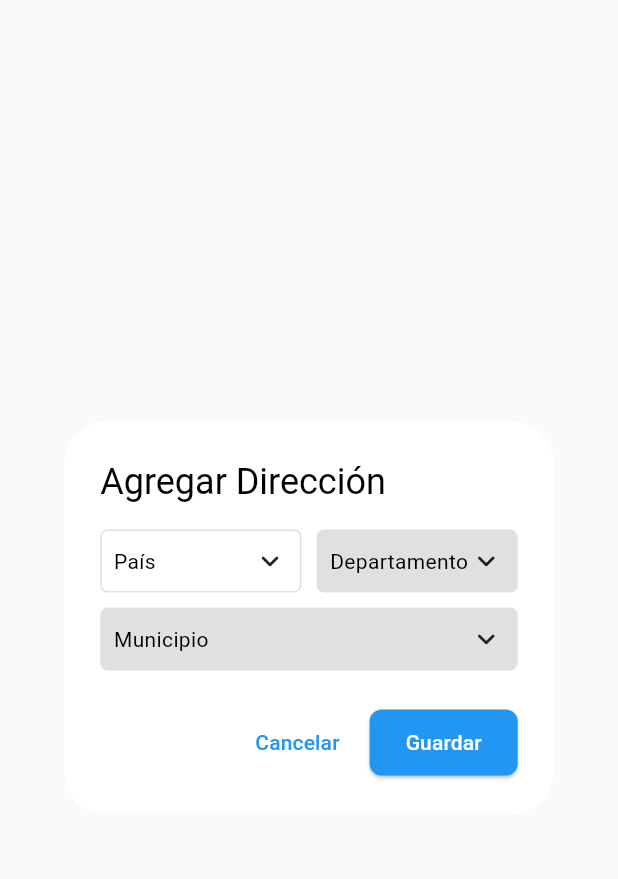
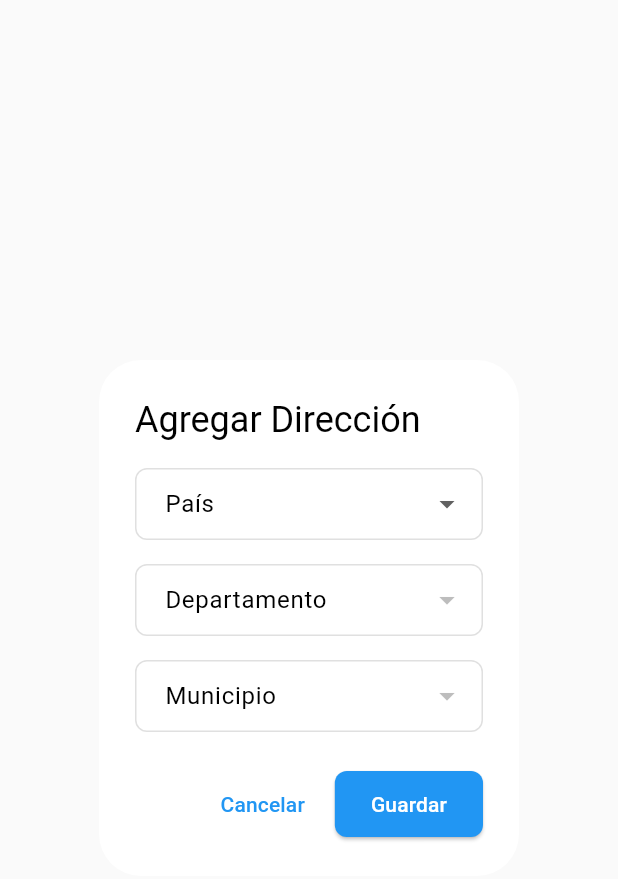
Before and after one commit to julianbecerra13/user-management-app, a Flutter app: the AddAddressDialog widget shown alone on an empty page, opened directly with empty values, on a phone screen of 412 x 824 dp. Shown: the top 879 px of the screen. Run offline on Flutter 3.47's test engine with Material 3 defaults, Android fonts, the phone set to English and light mode, and no system bars; drawn by our look-alikes of csc_picker; our stand-ins replace shared_preferences; accounts and stored records are empty.

Commit message:
Agregar soporte para Android e iOS y widget personalizado de ubicaciones
- Generadas plataformas Android e iOS para ejecutar la app
- Implementado LocationPicker personalizado con países de Latinoamérica y España
- Corregidos tests para compatibilidad con Flutter 3.32
- Actualizada documentación
- Mejorados estilos de Cards con propiedades inline

```diff
--- a/lib/presentation/screens/address_management_screen.dart
+++ b/lib/presentation/screens/address_management_screen.dart
@@ -1,15 +1,14 @@
 import 'package:flutter/material.dart';
 import 'package:provider/provider.dart';
-import 'package:csc_picker/csc_picker.dart';
 import '../../data/models/address.dart';
 import '../../data/models/user.dart';
 import '../../core/constants/app_constants.dart';
 import '../../core/constants/app_theme.dart';
 import '../../core/utils/id_generator.dart';
-import '../../core/utils/validators.dart';
 import '../providers/user_provider.dart';
 import '../widgets/address_card.dart';
 import '../widgets/empty_state.dart';
+import '../widgets/location_picker.dart';
 
 /// Pantalla de gestión de direcciones
 /// Permite ver, agregar y eliminar direcciones de un usuario
@@ -186,7 +185,7 @@ class _AddAddressDialogState extends State<AddAddressDialog> {
                   mainAxisSize: MainAxisSize.min,
                   children: [
                     // Selector de país, estado y ciudad
-                    CSCPicker(
+                    LocationPicker(
                       onCountryChanged: (country) {
                         setState(() {
                           _selectedCountry = country;
@@ -202,12 +201,9 @@ class _AddAddressDialogState extends State<AddAddressDialog> {
                           _selectedCity = city;
                         });
                       },
-                      countrySearchPlaceholder: "Buscar país",
-                      stateSearchPlaceholder: "Buscar departamento",
-                      citySearchPlaceholder: "Buscar municipio",
-                      countryDropdownLabel: AppConstants.countryLabel,
-                      stateDropdownLabel: AppConstants.stateLabel,
-                      cityDropdownLabel: AppConstants.cityLabel,
+                      countryLabel: AppConstants.countryLabel,
+                      stateLabel: AppConstants.stateLabel,
+                      cityLabel: AppConstants.cityLabel,
                     ),
                   ],
                 ),
--- a/lib/presentation/widgets/address_card.dart
+++ b/lib/presentation/widgets/address_card.dart
@@ -19,6 +19,11 @@ class AddressCard extends StatelessWidget {
   @override
   Widget build(BuildContext context) {
     return Card(
+      elevation: 2,
+      margin: const EdgeInsets.symmetric(horizontal: 16, vertical: 8),
+      shape: RoundedRectangleBorder(
+        borderRadius: BorderRadius.circular(12),
+      ),
       child: Padding(
         padding: const EdgeInsets.all(16),
         child: Row(
--- /dev/null
+++ b/lib/presentation/widgets/location_picker.dart
@@ -0,0 +1,169 @@
+import 'package:flutter/material.dart';
+
+/// Widget personalizado para seleccionar país, departamento y ciudad
+/// Reemplazo de csc_picker por incompatibilidad
+class LocationPicker extends StatefulWidget {
+  final Function(String?) onCountryChanged;
+  final Function(String?) onStateChanged;
+  final Function(String?) onCityChanged;
+  final String countryLabel;
+  final String stateLabel;
+  final String cityLabel;
+
+  const LocationPicker({
+    Key? key,
+    required this.onCountryChanged,
+    required this.onStateChanged,
+    required this.onCityChanged,
+    required this.countryLabel,
+    required this.stateLabel,
+    required this.cityLabel,
+  }) : super(key: key);
+
+  @override
+  State<LocationPicker> createState() => _LocationPickerState();
+}
+
+class _LocationPickerState extends State<LocationPicker> {
+  String? _selectedCountry;
+  String? _selectedState;
+  String? _selectedCity;
+
+  // Lista simplificada de ubicaciones
+  static const Map<String, Map<String, List<String>>> locations = {
+    'Colombia': {
+      'Antioquia': ['Medellín', 'Envigado', 'Itagüí', 'Bello', 'Rionegro'],
+      'Cundinamarca': ['Bogotá', 'Soacha', 'Chía', 'Zipaquirá', 'Facatativá'],
+      'Valle del Cauca': ['Cali', 'Palmira', 'Buenaventura', 'Tuluá', 'Cartago'],
+      'Atlántico': ['Barranquilla', 'Soledad', 'Malambo', 'Sabanalarga', 'Puerto Colombia'],
+      'Santander': ['Bucaramanga', 'Floridablanca', 'Girón', 'Piedecuesta', 'Barrancabermeja'],
+    },
+    'México': {
+      'Ciudad de México': ['Ciudad de México', 'Iztapalapa', 'Álvaro Obregón', 'Coyoacán', 'Cuauhtémoc'],
+      'Jalisco': ['Guadalajara', 'Zapopan', 'Tlaquepaque', 'Tonalá', 'Puerto Vallarta'],
+      'Nuevo León': ['Monterrey', 'San Pedro Garza García', 'Guadalupe', 'San Nicolás de los Garza', 'Apodaca'],
+      'Estado de México': ['Ecatepec', 'Nezahualcóyotl', 'Naucalpan', 'Tlalnepantla', 'Toluca'],
+    },
+    'Argentina': {
+      'Buenos Aires': ['Buenos Aires', 'La Plata', 'Mar del Plata', 'Quilmes', 'Avellaneda'],
+      'Córdoba': ['Córdoba', 'Villa María', 'Río Cuarto', 'San Francisco', 'Villa Carlos Paz'],
+      'Santa Fe': ['Rosario', 'Santa Fe', 'Rafaela', 'Venado Tuerto', 'Reconquista'],
+    },
+    'España': {
+      'Madrid': ['Madrid', 'Móstoles', 'Alcalá de Henares', 'Fuenlabrada', 'Leganés'],
+      'Cataluña': ['Barcelona', 'Hospitalet de Llobregat', 'Badalona', 'Sabadell', 'Terrassa'],
+      'Andalucía': ['Sevilla', 'Málaga', 'Córdoba', 'Granada', 'Jerez de la Frontera'],
+    },
+  };
+
+  @override
+  Widget build(BuildContext context) {
+    final countries = locations.keys.toList();
+    countries.sort();
+
+    final states = _selectedCountry != null
+        ? (locations[_selectedCountry]?.keys.toList() ?? [])
+        : <String>[];
+    states.sort();
+
+    final cities = _selectedState != null && _selectedCountry != null
+        ? (locations[_selectedCountry]?[_selectedState] ?? [])
+        : <String>[];
+    cities.sort();
+
+    return Column(
+      crossAxisAlignment: CrossAxisAlignment.start,
+      children: [
+        // Dropdown de País
+        DropdownButtonFormField<String>(
+          value: _selectedCountry,
+          decoration: InputDecoration(
+            labelText: widget.countryLabel,
+            border: const OutlineInputBorder(),
+          ),
+          items: countries.map((country) {
+            return DropdownMenuItem(
+              value: country,
+              child: Text(country),
+            );
+          }).toList(),
+          onChanged: (value) {
+            setState(() {
+              _selectedCountry = value;
+              _selectedState = null;
+              _selectedCity = null;
+            });
+            widget.onCountryChanged(value);
+          },
+          validator: (value) {
+            if (value == null || value.isEmpty) {
+              return 'Por favor seleccione un país';
+            }
+            return null;
+          },
+        ),
+        const SizedBox(height: 16),
+
+        // Dropdown de Departamento/Estado
+        DropdownButtonFormField<String>(
+          value: _selectedState,
+          decoration: InputDecoration(
+            labelText: widget.stateLabel,
+            border: const OutlineInputBorder(),
+          ),
+          items: states.map((state) {
+            return DropdownMenuItem(
+              value: state,
+              child: Text(state),
+            );
+          }).toList(),
+          onChanged: _selectedCountry == null
+              ? null
+              : (value) {
+                  setState(() {
+                    _selectedState = value;
+                    _selectedCity = null;
+                  });
+                  widget.onStateChanged(value);
+                },
+          validator: (value) {
+            if (value == null || value.isEmpty) {
+              return 'Por favor seleccione un departamento';
+            }
+            return null;
+          },
+        ),
+        const SizedBox(height: 16),
+
+        // Dropdown de Ciudad
+        DropdownButtonFormField<String>(
+          value: _selectedCity,
+          decoration: InputDecoration(
+            labelText: widget.cityLabel,
+            border: const OutlineInputBorder(),
+          ),
+          items: cities.map((city) {
+            return DropdownMenuItem(
+              value: city,
+              child: Text(city),
+            );
+          }).toList(),
+          onChanged: _selectedState == null
+              ? null
+              : (value) {
+                  setState(() {
+                    _selectedCity = value;
+                  });
+                  widget.onCityChanged(value);
+                },
+          validator: (value) {
+            if (value == null || value.isEmpty) {
+              return 'Por favor seleccione una ciudad';
+            }
+            return null;
+          },
+        ),
+      ],
+    );
+  }
+}
--- a/lib/presentation/widgets/user_card.dart
+++ b/lib/presentation/widgets/user_card.dart
@@ -22,6 +22,11 @@ class UserCard extends StatelessWidget {
   @override
   Widget build(BuildContext context) {
     return Card(
+      elevation: 2,
+      margin: const EdgeInsets.symmetric(horizontal: 16, vertical: 8),
+      shape: RoundedRectangleBorder(
+        borderRadius: BorderRadius.circular(12),
+      ),
       child: InkWell(
         onTap: onTap,
         borderRadius: BorderRadius.circular(12),
--- a/pubspec.yaml
+++ b/pubspec.yaml
@@ -16,9 +16,6 @@ dependencies:
   # Persistencia de datos
   shared_preferences: ^2.2.2
 
-  # Selección de país, estado y ciudad
-  csc_picker: ^0.2.7
-
   # Formateo de fechas
   intl: ^0.19.0
 
```
Also changed, not shown: lib/core/constants/app_theme.dart (+0 -8 lines), pubspec.lock (added), 65 other files.
